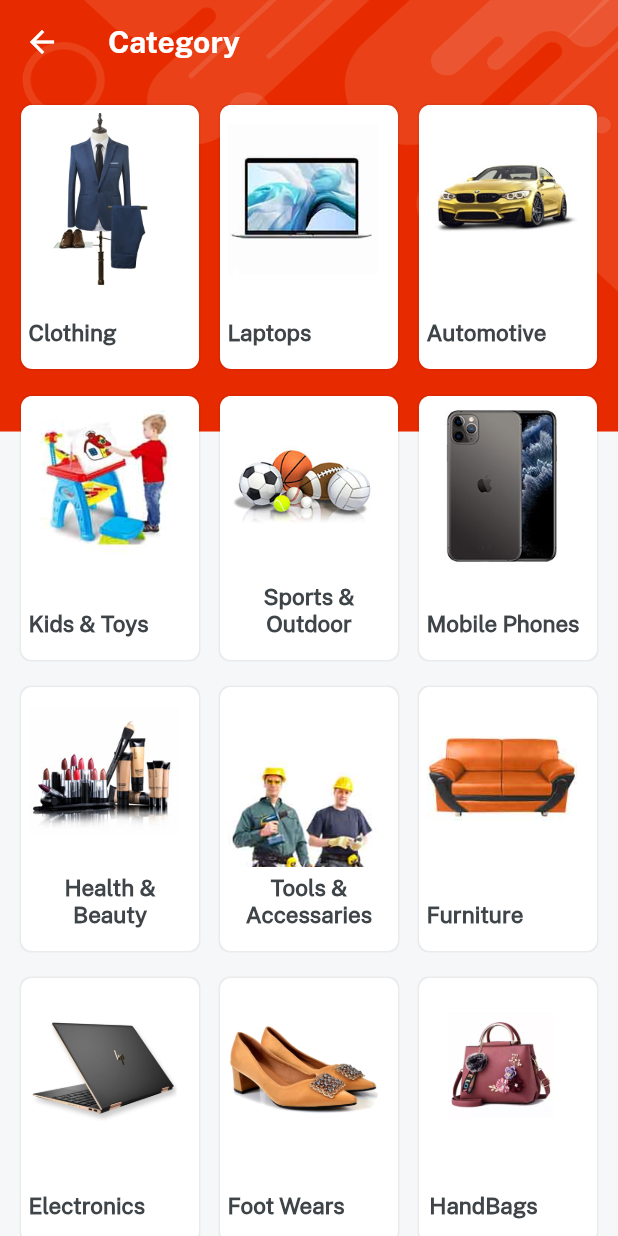
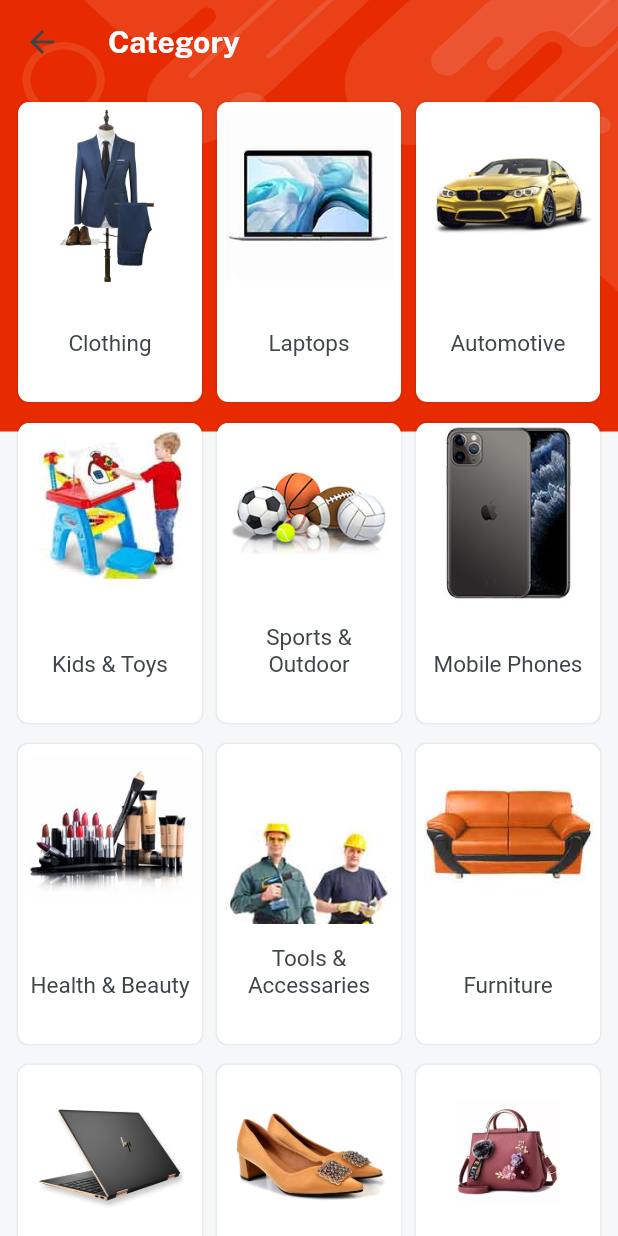
Before and after one commit to sahilsharma17/martbuz_app, a Flutter app: the CategoryScreen screen opened directly, on a phone screen of 412 x 824 dp. Run offline on Flutter 3.47's test engine with Material 2 defaults, Android fonts, the phone set to English and light mode, and no system bars; our stand-ins replace get, velocity_x.

Commit message:
Category Screen updated

```diff
--- a/lib/consts/colors.dart
+++ b/lib/consts/colors.dart
@@ -10,7 +10,4 @@ const Color golden = Color.fromRGBO(255, 168, 0, 1);
 const Color green = Color.fromRGBO(4, 196, 33, 1);
 const Color blue = Color.fromRGBO(47, 47, 221, 1);
 const Color grey = Colors.grey;
-const Color black12 = Colors.black12;
-const Color black26 = Colors.black26;
-const Color black45 = Colors.black45;
 const Color black = Colors.black;
--- a/lib/consts/images.dart
+++ b/lib/consts/images.dart
@@ -53,6 +53,7 @@ const icWholeSale = "assets/icons/wholesale.png";
 
 const imgBackground = "assets/icons/bg.png";
 const imgBackground1 = "assets/icons/bg1.png";
+const imgCategoryDetailBg = "assets/icons/bgCategoryDetails.png";
 const imgB1 = "assets/images/b1.jpeg";
 const imgB2 = "assets/images/b2.jpeg";
 const imgB3 = "assets/images/b3.jpeg";
--- a/lib/consts/lists.dart
+++ b/lib/consts/lists.dart
@@ -57,7 +57,7 @@ const categoryTitle = [
   "Furniture",
   "Electronics",
   "Foot Wears",
-  "HandBags ",
+  "HandBags",
 ];
 
 const categoryImage = [
--- a/lib/consts/views/auth_screen/login_screen.dart
+++ b/lib/consts/views/auth_screen/login_screen.dart
@@ -16,7 +16,7 @@ class LoginScreen extends StatelessWidget {
 
   @override
   Widget build(BuildContext context) {
-    return backgroundWidget(child: Scaffold(
+    return backgroundWidget(image: imgBackground,child: Scaffold(
       resizeToAvoidBottomInset: false,
       body: Center(
         child: Column(
--- a/lib/consts/views/auth_screen/signup_screen.dart
+++ b/lib/consts/views/auth_screen/signup_screen.dart
@@ -12,7 +12,7 @@ class SignupScreen extends StatelessWidget {
 
   @override
   Widget build(BuildContext context) {
-    return backgroundWidget(child: Scaffold(
+    return backgroundWidget(image:imgBackground,child: Scaffold(
       resizeToAvoidBottomInset: false,
       body: Center(
         child: Column(
--- a/lib/consts/views/category_screen/category_screen.dart
+++ b/lib/consts/views/category_screen/category_screen.dart
@@ -9,13 +9,13 @@ class CategoryScreen extends StatelessWidget {
   @override
   Widget build(BuildContext context) {
     return backgroundWidget(
+      image: imgBackground,
       child: Scaffold(
         appBar: AppBar(
           backgroundColor: Colors.transparent,
           elevation: 0,
           title: "Category"
           .text
-          .white
           .fontFamily(bold)
           .make(),
         ),
--- a/lib/consts/views/category_screen/components/category_grid.dart
+++ b/lib/consts/views/category_screen/components/category_grid.dart
@@ -1,5 +1,7 @@
+import 'package:get/get.dart';
 import 'package:martbuz_app/consts/consts.dart';
 import 'package:martbuz_app/consts/lists.dart';
+import 'package:martbuz_app/consts/views/category_screen/category_details.dart';
 
 Widget CategoryGrid(){
   return GridView.builder(
@@ -10,19 +12,24 @@ Widget CategoryGrid(){
             crossAxisCount: 3,
             mainAxisSpacing: 14,
             crossAxisSpacing: 10,
-            mainAxisExtent: 180,
+            mainAxisExtent: 200,
           ),
           itemBuilder: (context, index) {
             return Padding(
-              padding: const EdgeInsets.all(2.0),
+              padding: const EdgeInsets.all(0),
               child: Column(
                     crossAxisAlignment: CrossAxisAlignment.start,
                     mainAxisAlignment: MainAxisAlignment.center,
                     children: [
-                      Image.asset(categoryImage[index], width: 100,height: 120, fit: BoxFit.cover,),
+                      Image.asset(categoryImage[index], width: 200,height: 120, fit: BoxFit.cover,),
                       const Spacer(),
-                      "${categoryTitle[index]}".text.semiBold.align(TextAlign.center).color(darkFontGrey).size(15).make(),
-                      15.heightBox,
+                      "${categoryTitle[index]}"
+                      .text
+                      .align(TextAlign.center)
+                      .color(darkFontGrey)
+                      .size(15)
+                      .makeCentered(),
+                      30.heightBox,
                       ],
                     )
                     .box
@@ -31,7 +38,10 @@ Widget CategoryGrid(){
                     .padding(EdgeInsets.symmetric(horizontal: 5))
                     .clip(Clip.antiAlias)
                     .shadowXs
-                    .make(),
+                    .make()
+                    .onTap(() {
+                      Get.to(() => CategoryDetails(title: categoryTitle[index],));
+                    }),
             );
       }
   );
--- a/lib/consts/views/home_screen/home_screen.dart
+++ b/lib/consts/views/home_screen/home_screen.dart
@@ -5,7 +5,7 @@ import 'package:martbuz_app/consts/views/home_screen/components/featured_categor
 import 'package:martbuz_app/consts/views/home_screen/components/featured_product_card.dart';
 import 'package:martbuz_app/consts/views/home_screen/components/product_grid.dart';
 import 'package:martbuz_app/consts/widgets_common/home_btns.dart';
-import 'package:martbuz_app/consts/widgets_common/search_bar/search_bar_widget.dart';
+import 'package:martbuz_app/consts/views/home_screen/components/search_bar_widget.dart';
 
 class HomeScreen extends StatelessWidget {
   const HomeScreen({super.key});
--- a/lib/consts/widgets_common/background_widget.dart
+++ b/lib/consts/widgets_common/background_widget.dart
@@ -1,10 +1,10 @@
 import 'package:martbuz_app/consts/consts.dart';
 
-Widget backgroundWidget({required Widget child}) {
+Widget backgroundWidget({image, required Widget child}) {
   return Container(
-    decoration: const BoxDecoration(
+    decoration: BoxDecoration(
       image: DecorationImage(
-        image: AssetImage(imgBackground),
+        image: AssetImage(image),
         fit: BoxFit.fill,
       ),
     ),
```
Also changed, not shown: lib/consts/views/category_screen/category_details.dart (added, +90 -0 lines), lib/consts/views/category_screen/item_details.dart (added, +91 -0 lines), lib/main.dart (+13 -3 lines), assets/icons/bgCategoryDetails.png (added), lib/consts/views/home_screen/components/search_bar_widget.dart (renamed from lib/consts/widgets_common/search_bar/search_bar_widget.dart).
